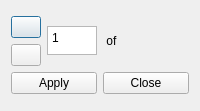
Before: the Qt Designer form src/utils/choosepage.ui in giacomogroppi/writernote-qt, drawn with Qt 5.
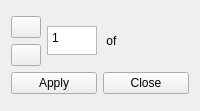
After: the same form once the commit is applied. Icons and pictures are not drawn.

Patch:
```diff
--- a/src/utils/choosepage.ui
+++ b/src/utils/choosepage.ui
@@ -1,7 +1,7 @@
 <?xml version="1.0" encoding="UTF-8"?>
 <ui version="4.0">
  <class>ChoosePage</class>
- <widget class="QDialog" name="ChoosePage">
+ <widget class="QWidget" name="ChoosePage">
   <property name="geometry">
    <rect>
     <x>0</x>
```
